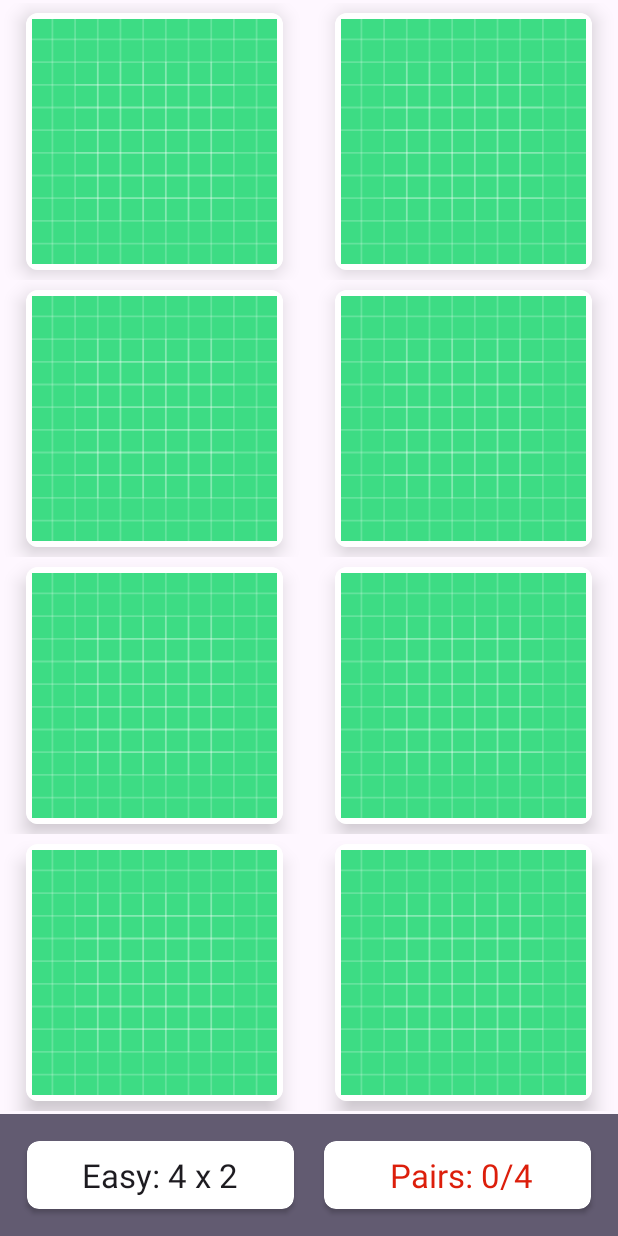
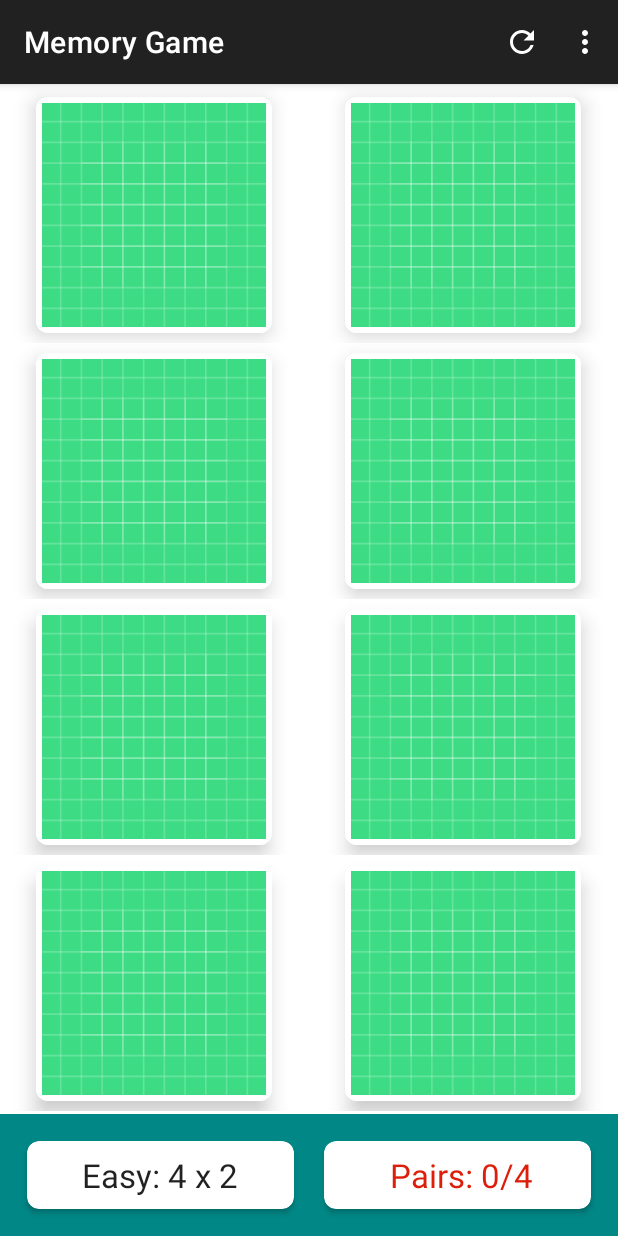
Before and after one commit to D-Emman/MyMemoryGame, an Android app: the screen it shows after launch (MainActivity), on a phone screen of 412 x 824 dp. Run offline under Robolectric (Android 15) with nearby library versions, the phone set to English and light mode, and no system bars.

Commit message:
Added appbar

```diff
--- a/app/src/main/java/com/example/memorygame/CreateActivity.kt
+++ b/app/src/main/java/com/example/memorygame/CreateActivity.kt
@@ -22,8 +22,8 @@ class CreateActivity : AppCompatActivity() {
             insets
         }
 
-        boardSize = intent.getSerializable(EXTRA_BOARD_SIZE) as BoardSize
-        numImagesRequired = boardSize.getNumPairs()
-        supportActionBar?.title = "choose pics (0/ $numImagesRequired)"
+//        boardSize = intent.getSerializable(EXTRA_BOARD_SIZE) as BoardSize
+//        numImagesRequired = boardSize.getNumPairs()
+//        supportActionBar?.title = "choose pics (0/ $numImagesRequired)"
     }
 }
--- a/app/src/main/res/layout/activity_main.xml
+++ b/app/src/main/res/layout/activity_main.xml
@@ -1,5 +1,4 @@
 <?xml version="1.0" encoding="utf-8"?>
-
 
 
 <androidx.constraintlayout.widget.ConstraintLayout xmlns:android="http://schemas.android.com/apk/res/android"
@@ -8,6 +7,7 @@
     android:id="@+id/clRoot"
     android:layout_width="match_parent"
     android:layout_height="match_parent"
+    android:fitsSystemWindows="true"
     tools:context=".MainActivity">
 
     <!--    <androidx.appcompat.widget.Toolbar-->
@@ -17,6 +17,8 @@
     <!--        android:background="?attr/colorPrimary"-->
     <!--        android:elevation="4dp"-->
     <!--        android:theme="@style/ThemeOverlay.AppCompat.ActionBar"-->
+    <!--        app:layout_constraintEnd_toEndOf="parent"-->
+    <!--        app:layout_constraintStart_toStartOf="parent"-->
     <!--        app:popupTheme="@style/ThemeOverlay.AppCompat.Light"-->
     <!--        tools:ignore="MissingConstraints" />-->
 
--- a/app/src/main/res/values-night/themes.xml
+++ b/app/src/main/res/values-night/themes.xml
@@ -1,7 +1,9 @@
 <resources xmlns:tools="http://schemas.android.com/tools">
     <!-- Base application theme. -->
-    <style name="Base.Theme.MemoryGame" parent="Theme.Material3.DayNight.NoActionBar">
-        <!-- Customize your dark theme here. -->
-        <!-- <item name="colorPrimary">@color/my_dark_primary</item> -->
+<!--    <style name="Base.Theme.MemoryGame" parent="Theme.Material3.DayNight.NoActionBar">-->
+<!--        &lt;!&ndash; Customize your dark theme here. &ndash;&gt;-->
+<!--        &lt;!&ndash; <item name="colorPrimary">@color/my_dark_primary</item> &ndash;&gt;-->
+<!--    </style>-->
+    <style name="Theme.MemoryGame" parent="Theme.MaterialComponents.DayNight.DarkActionBar">
     </style>
 </resources>
--- a/app/src/main/res/values/themes.xml
+++ b/app/src/main/res/values/themes.xml
@@ -1,9 +1,8 @@
 <resources xmlns:tools="http://schemas.android.com/tools">
-    <!-- Base application theme. -->
-    <style name="Base.Theme.MemoryGame" parent="Theme.Material3.DayNight.NoActionBar">
-        <!-- Customize your light theme here. -->
-        <!-- <item name="colorPrimary">@color/my_light_primary</item> -->
+
+    <style name="Theme.MemoryGame" parent="Theme.MaterialComponents.DayNight.DarkActionBar">
+
+
     </style>
 
-    <style name="Theme.MemoryGame" parent="Base.Theme.MemoryGame" />
 </resources>
```
Lines whose indentation alone changed are shown as unchanged.
